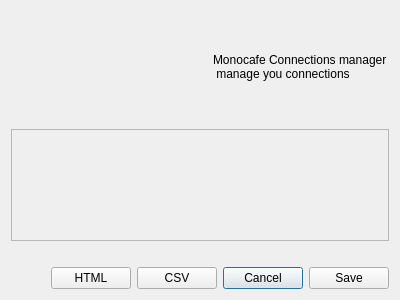
khrysro/monocute, file qt/qt/edit_connections_dialog.ui: the form before one commit.
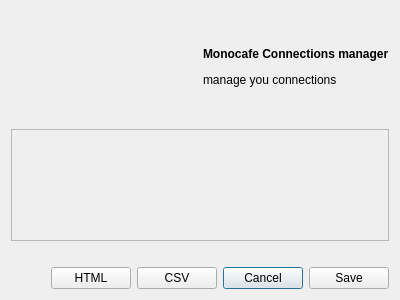
The form after the commit. Icons and pictures are not drawn.

```diff
--- a/qt/qt/edit_connections_dialog.ui
+++ b/qt/qt/edit_connections_dialog.ui
@@ -34,15 +34,14 @@
        <item>
         <widget class="QLabel" name="label_Image">
          <property name="text">
-          <string/>
+          <string>&lt;html&gt;&lt;head/&gt;&lt;body&gt;&lt;p&gt;&lt;img src=&quot;:/Image/images/Monocute_web.png&quot;/&gt;&lt;/p&gt;&lt;/body&gt;&lt;/html&gt;</string>
          </property>
         </widget>
        </item>
        <item>
         <widget class="QLabel" name="label">
          <property name="text">
-          <string>Monocafe Connections manager
- manage you connections</string>
+          <string>&lt;html&gt;&lt;head/&gt;&lt;body&gt;&lt;p&gt;&lt;span style=&quot; font-weight:600;&quot;&gt;Monocafe Connections manager&lt;/span&gt;&lt;/p&gt;&lt;p&gt; manage you connections&lt;/p&gt;&lt;/body&gt;&lt;/html&gt;</string>
          </property>
         </widget>
        </item>
```
Left out of the diff: 6 changed lines with no effect on the pictures.
